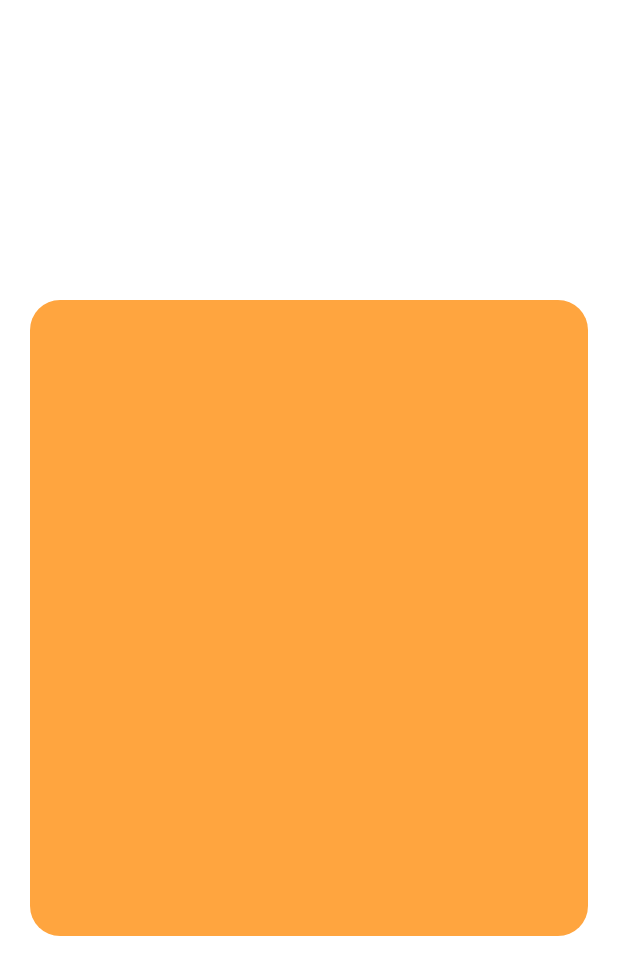
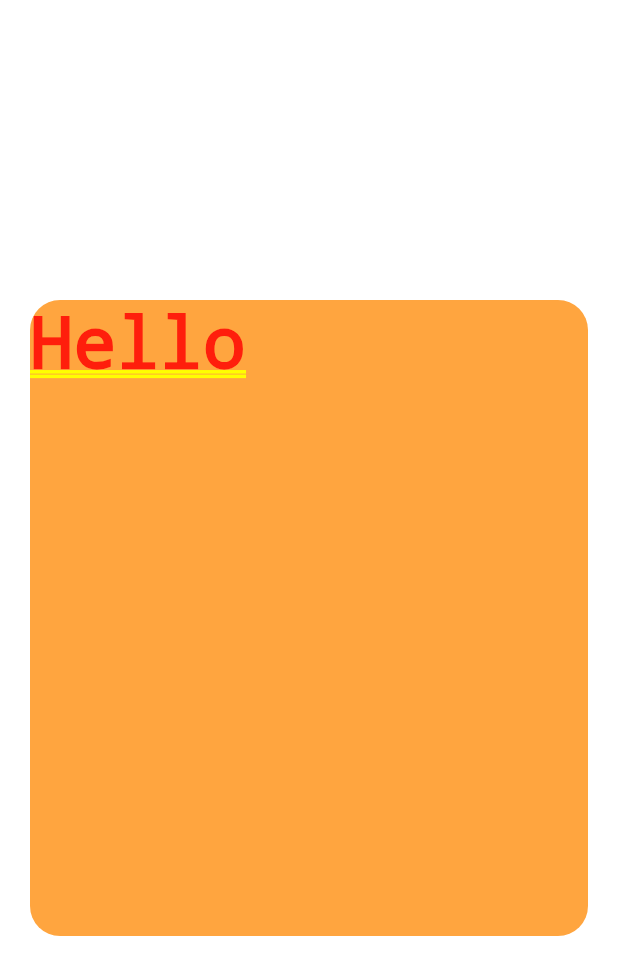
Before and after one commit to JaredTeter/height_finder, a Flutter app: the Instructions screen opened by its route, on a phone screen of 412 x 824 dp. Shown: the top 975 px of the screen. Run offline on Flutter 3.47's test engine with Material 2 defaults, Android fonts, the light colour scheme and no system bars.

Commit message:
added some text to instructions page

```diff
--- a/lib/pages/instructions_page.dart
+++ b/lib/pages/instructions_page.dart
@@ -12,10 +12,13 @@ class Instructions extends StatelessWidget {
           child: Hero(
             tag: 'instructions',
             child: Container(
+              width: double.infinity,
+              height: double.infinity,
               decoration: const BoxDecoration(
                 borderRadius: BorderRadius.all(Radius.circular(20)),
                 color: Color(0xffFFA53F),
               ),
+              child: const Text('Hello'),
             ),
           ),
         ),
```
